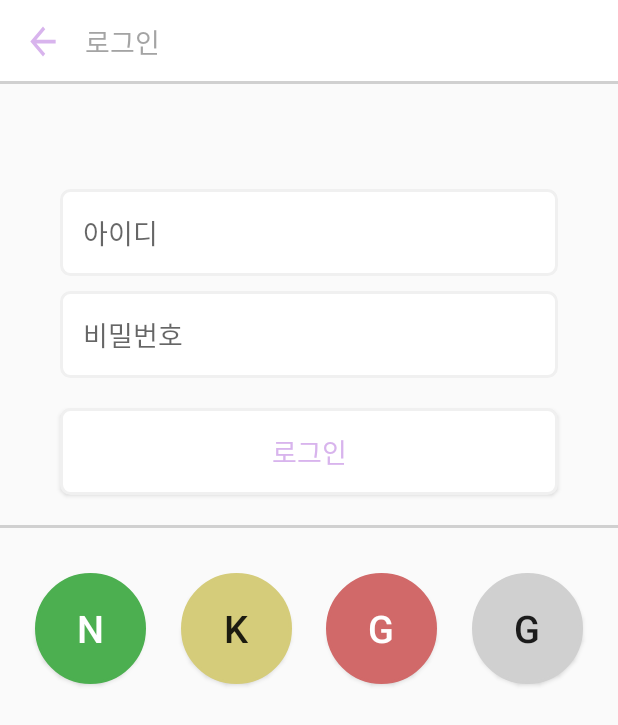
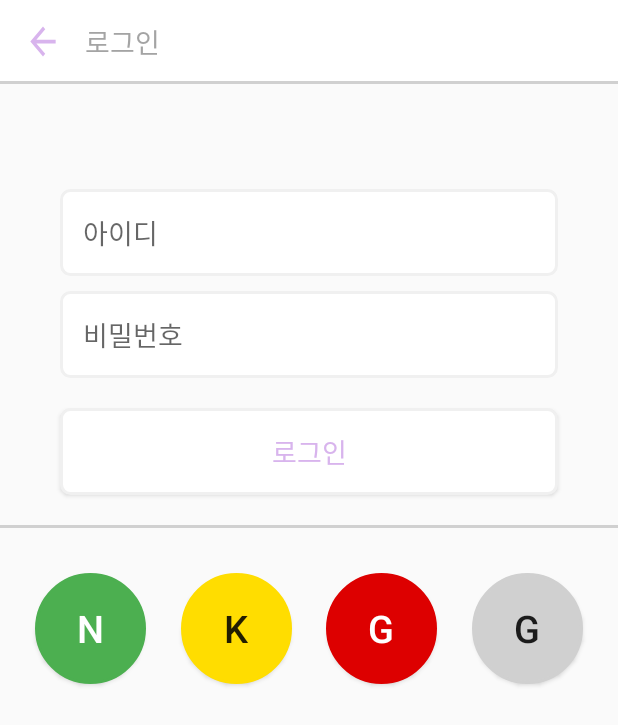
Before and after one commit to yjovoS2/Bustayo, an Android app: the LoginActivity screen opened directly, with no data from a screen before it, on a phone screen of 412 x 824 dp. Shown: the top 725 px of the screen. Run offline under Robolectric (Android 15) with nearby library versions, the phone set to English and light mode, and no system bars.

Commit message:
MainActivity 위치, 각각 000아이디로 로그인 버튼의 color들 추가 - 예진

```diff
--- a/app/src/main/java/com/bhsd/bustayo/activity/MainActivity.java
+++ b/app/src/main/java/com/bhsd/bustayo/MainActivity.java
@@ -19,7 +19,6 @@ import androidx.drawerlayout.widget.DrawerLayout;
 import androidx.fragment.app.Fragment;
 import androidx.fragment.app.FragmentManager;
 
-import com.bhsd.bustayo.R;
 import com.bhsd.bustayo.activity.ComplaintActivity;
 import com.bhsd.bustayo.activity.LoginActivity;
 import com.bhsd.bustayo.activity.LostGoodsActivity;
--- a/app/src/main/res/layout/activity_login.xml
+++ b/app/src/main/res/layout/activity_login.xml
@@ -110,7 +110,7 @@
         app:layout_constraintTop_toBottomOf="@id/line2"
         app:layout_constraintLeft_toLeftOf="parent"
         app:layout_constraintRight_toLeftOf="@+id/loginKakao"
-        android:backgroundTint="#4CAF50"/>
+        android:backgroundTint="@color/naver"/>
 
     <Button
         android:id="@id/loginKakao"
@@ -119,7 +119,7 @@
         android:background="@drawable/button_circle"
         android:text="K"
         android:textSize="25sp"
-        android:backgroundTint="@color/bus_yellow"
+        android:backgroundTint="@color/kakao"
         app:layout_constraintTop_toTopOf="@id/loginNaver"
         app:layout_constraintLeft_toRightOf="@+id/loginNaver"
         app:layout_constraintRight_toLeftOf="@+id/loginGoogle"/>
@@ -131,7 +131,7 @@
         android:background="@drawable/button_circle"
         android:text="G"
         android:textSize="25sp"
-        android:backgroundTint="@color/bus_red"
+        android:backgroundTint="@color/google"
         android:textColor="#ffffff"
         app:layout_constraintTop_toTopOf="@id/loginNaver"
         app:layout_constraintLeft_toRightOf="@+id/loginKakao"
--- a/app/src/main/res/values/colors.xml
+++ b/app/src/main/res/values/colors.xml
@@ -16,7 +16,7 @@
     <color name="bus_green">#70BF70</color>
     <color name="bus_red">#D16969</color>
     <color name="bus_blue">#6C85C5</color>
-    <color name="bus_yellow">#D5CC7A</color>
+    <color name="bus_yellow">#F8E95F</color>
     <color name="bus_skyblue">#83C3D6</color>
 
     <!-- 혼잡도관련 -->
@@ -31,4 +31,9 @@
     <!-- 정류장 -->
     <color name="station">#303B51</color>
 
+    <!-- 000 아이디로 로그인 -->
+    <color name="naver">#4CAF50</color>
+    <color name="kakao">#FD0</color>
+    <color name="google">#D00</color>
+
 </resources>
```
